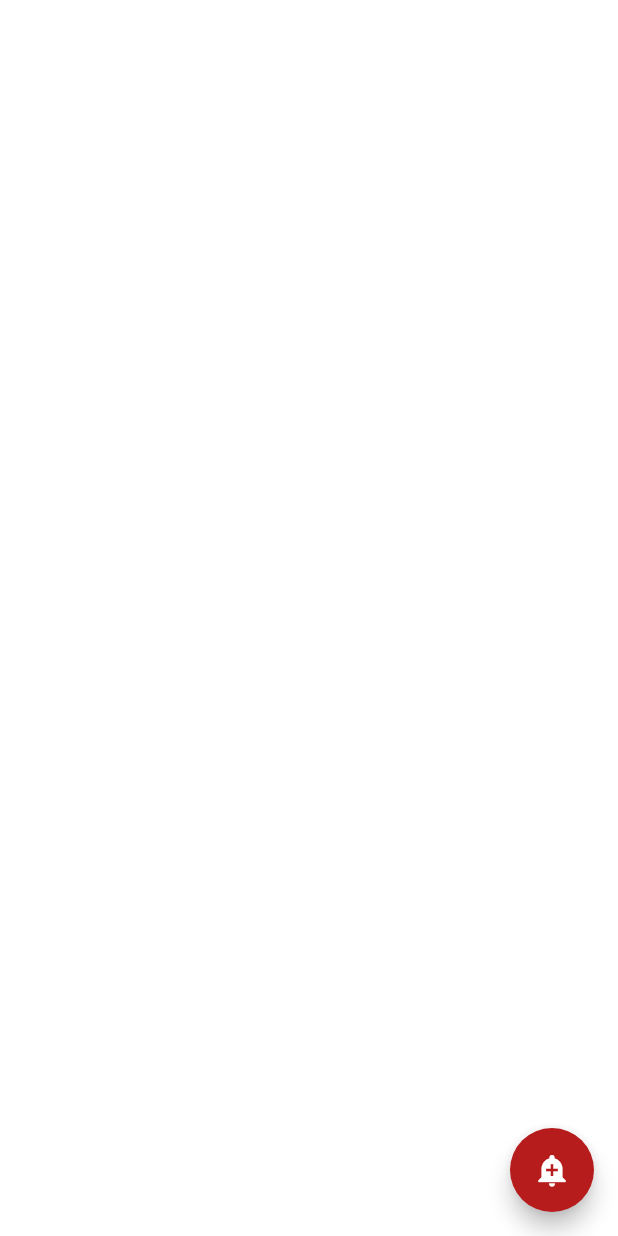
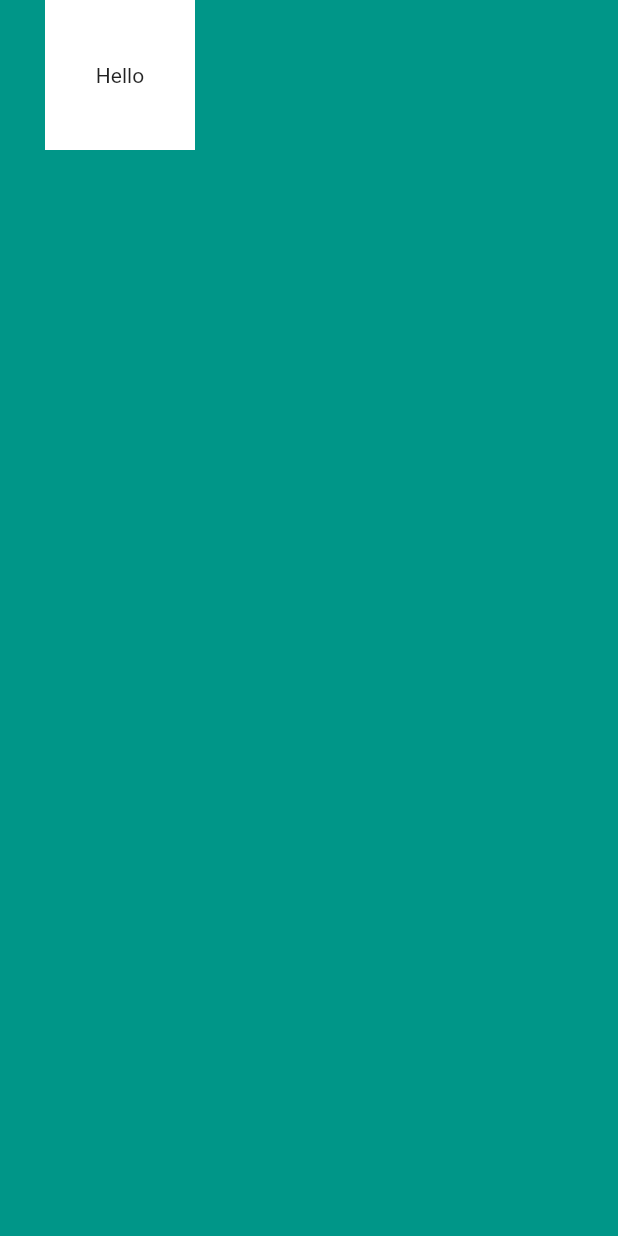
Before and after one commit to jesselima/flutter_bootcamp, a Flutter app: the screen it shows after launch, on a phone screen of 412 x 824 dp. Run offline on Flutter 3.47's test engine with Material 2 defaults, Android fonts, the phone set to English and light mode, and no system bars.

Commit message:
widgets: container. Center, margin, Padding.

```diff
--- a/lib/main.dart
+++ b/lib/main.dart
@@ -18,12 +18,23 @@ class MyApp extends StatelessWidget {
   Widget build(BuildContext context) {
     return MaterialApp(
       home: Scaffold(
-        backgroundColor: Colors.white,
-        body: Container(),
-        floatingActionButton: FloatingActionButton(
-          backgroundColor: Colors.red[900],
-          child: Icon(Icons.add_alert),
-          onPressed: null,
+        backgroundColor: Colors.teal,
+
+        /// A widget that insets its child by sufficient padding to avoid
+        /// intrusions by the operating system.
+        body: SafeArea(
+          /// The Container can have only one child
+          child: Container(
+            height: 100,
+            width: 100,
+            //margin: EdgeInsets.all(20),
+            //margin: EdgeInsets.symmetric(vertical: 50, horizontal: 16),
+            //margin: EdgeInsets.fromLTRB(16, 32, 16, 10),
+            margin: EdgeInsets.only(left: 30),
+            padding: EdgeInsets.all(20),
+            color: Colors.white,
+            child: Center(child: Text("Hello")),
+          ),
         ),
       ),
     );
```
